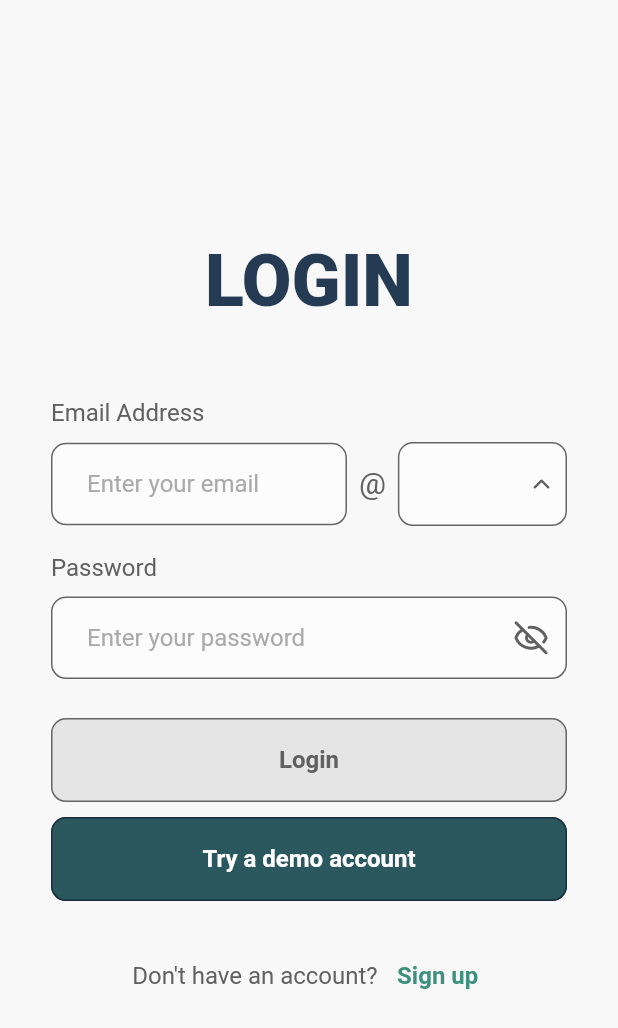
After one commit to NebiusXNVIDIA-Global-AI-Hackathon/Dwell-FE, a Flutter app: the LoginPage screen opened by its route, on a phone screen of 412 x 824 dp. The commit adds this screen. Shown: the top 1028 px of the screen. Run offline on Flutter 3.47's test engine with Material 3 defaults, Android fonts, the phone set to English and light mode, and no system bars; our stand-ins replace camera, file_picker, flutter_riverpod, flutter_slidable, flutter_svg, go_router and 5 more; missing offline and left inert: dart:js_interop, fquery, fquery_core, record, video_thumbnail_gen; Roboto replaces fonts that are missing (Pretendard Variable); project files that could hold a hidden picture were left out.

Commit message:
✨ Feat: implement Login UI and form interactions

```diff
--- a/lib/core/router.dart
+++ b/lib/core/router.dart
@@ -10,6 +10,7 @@ import '../features/assistant/pages/bring_in_case_page.dart';
 import '../features/assistant/pages/chat_page.dart';
 import '../features/cases/pages/cases_page.dart';
 import '../features/splash/splash_page.dart';
+import '../features/auth/pages/login_page.dart';
 import '../features/cases/pages/case_creation_page.dart';
 import '../features/cases/pages/analyzing_evidence_page.dart';
 import '../features/cases/models/evidence_analysis_input.dart';
@@ -21,9 +22,12 @@ import '../features/cases/controllers/mock_evidence_check_controller.dart'
 import 'layouts/main_layout.dart';
 
 // 화면 추가 시 여기 GoRoute 도 추가
+// Supply the real startup completion policy when it is defined. No timer yet.
+final splashCompletionProvider = Provider<Future<void>?>((ref) => null);
+
 final routerProvider = Provider<GoRouter>((ref) {
   final router = GoRouter(
-    // Splash stays visible until the future Login flow is connected.
+    // Splash stays visible until the startup completion signal is supplied.
     initialLocation: '/splash',
     debugLogDiagnostics: true,
     routes: [
@@ -33,7 +37,15 @@ final routerProvider = Provider<GoRouter>((ref) {
       GoRoute(
         path: '/splash',
         name: 'splash',
-        builder: (context, state) => const SplashPage(),
+        builder: (context, state) => SplashPage(
+          ready: ref.read(splashCompletionProvider),
+          onCompleted: () => context.goNamed('login'),
+        ),
+      ),
+      GoRoute(
+        path: '/login',
+        name: 'login',
+        builder: (context, state) => const LoginPage(),
       ),
       // 케이스 등록 페이지
       GoRoute(
--- /dev/null
+++ b/lib/features/auth/pages/login_page.dart
@@ -0,0 +1,65 @@
+import 'package:flutter/services.dart';
+import 'package:material_ui/material_ui.dart';
+
+import '../widgets/login_form.dart';
+
+class LoginPage extends StatelessWidget {
+  const LoginPage({super.key, this.onLogin, this.onDemo, this.onSignUp});
+  final Future<void> Function(String email, String password)? onLogin;
+  final Future<void> Function()? onDemo;
+  final VoidCallback? onSignUp;
+
+  @override
+  Widget build(BuildContext context) {
+    final top =
+        (MediaQuery.sizeOf(context).height * .195 -
+                MediaQuery.paddingOf(context).top)
+            .clamp(24.0, 164.0);
+    return AnnotatedRegion<SystemUiOverlayStyle>(
+      value: const SystemUiOverlayStyle(
+        statusBarColor: Colors.transparent,
+        statusBarIconBrightness: Brightness.dark,
+        statusBarBrightness: Brightness.light,
+        systemNavigationBarColor: Color(0xFFF8F8F8),
+        systemNavigationBarIconBrightness: Brightness.dark,
+        systemStatusBarContrastEnforced: false,
+        systemNavigationBarContrastEnforced: false,
+      ),
+      child: Scaffold(
+        backgroundColor: const Color(0xFFF8F8F8),
+        body: SafeArea(
+          child: SingleChildScrollView(
+            keyboardDismissBehavior: ScrollViewKeyboardDismissBehavior.onDrag,
+            padding: EdgeInsets.fromLTRB(34, top, 34, 40),
+            child: Center(
+              child: ConstrainedBox(
+                constraints: const BoxConstraints(maxWidth: 400),
+                child: Column(
+                  crossAxisAlignment: CrossAxisAlignment.stretch,
+                  children: [
+                    const Text(
+                      'LOGIN',
+                      textAlign: TextAlign.center,
+                      style: TextStyle(
+                        color: Color(0xFF243B53),
+                        fontSize: 48,
+                        fontWeight: FontWeight.w800,
+                        height: 1.1,
+                      ),
+                    ),
+                    const SizedBox(height: 52),
+                    LoginForm(
+                      onLogin: onLogin,
+                      onDemo: onDemo,
+                      onSignUp: onSignUp,
+                    ),
+                  ],
+                ),
+              ),
+            ),
+          ),
+        ),
+      ),
+    );
+  }
+}
--- /dev/null
+++ b/lib/features/auth/widgets/email_domain_dropdown.dart
@@ -0,0 +1,140 @@
+import 'package:lucide_icons_flutter/lucide_icons.dart';
+import 'package:material_ui/material_ui.dart';
+
+class EmailDomainDropdown extends StatefulWidget {
+  const EmailDomainDropdown({
+    super.key,
+    required this.value,
+    required this.onChanged,
+    this.enabled = true,
+  });
+  final String? value;
+  final ValueChanged<String> onChanged;
+  final bool enabled;
+  static const domains = ['naver.com', 'daum.net', 'google.com'];
+
+  @override
+  State<EmailDomainDropdown> createState() => _EmailDomainDropdownState();
+}
+
+class _EmailDomainDropdownState extends State<EmailDomainDropdown> {
+  final _menu = MenuController();
+  final _focus = FocusNode(debugLabel: 'Email domain');
+  bool _open = false;
+
+  @override
+  void didUpdateWidget(covariant EmailDomainDropdown oldWidget) {
+    super.didUpdateWidget(oldWidget);
+    if (!widget.enabled && _menu.isOpen) _menu.close();
+  }
+
+  @override
+  void dispose() {
+    _focus.dispose();
+    super.dispose();
+  }
+
+  @override
+  Widget build(BuildContext context) => LayoutBuilder(
+    builder: (context, constraints) {
+      final width = constraints.maxWidth;
+      return MenuAnchor(
+        controller: _menu,
+        childFocusNode: _focus,
+        useRootOverlay: true,
+        consumeOutsideTap: true,
+        crossAxisUnconstrained: false,
+        onOpen: () => setState(() => _open = true),
+        onClose: () {
+          if (mounted) setState(() => _open = false);
+        },
+        style: MenuStyle(
+          alignment: Alignment.bottomLeft,
+          fixedSize: WidgetStatePropertyAll(Size.fromWidth(width)),
+          padding: const WidgetStatePropertyAll(EdgeInsets.zero),
+          backgroundColor: const WidgetStatePropertyAll(Color(0xFFFCFCFC)),
+          surfaceTintColor: const WidgetStatePropertyAll(Colors.transparent),
+          side: const WidgetStatePropertyAll(
+            BorderSide(color: Color(0xFF666666)),
+          ),
+          shape: WidgetStatePropertyAll(
+            RoundedRectangleBorder(borderRadius: BorderRadius.circular(10)),
+          ),
+          elevation: const WidgetStatePropertyAll(0),
+        ),
+        menuChildren: [
+          for (final domain in EmailDomainDropdown.domains) ...[
+            if (domain != EmailDomainDropdown.domains.first)
+              const Divider(height: 1, color: Color(0xFFAAAAAA)),
+            MenuItemButton(
+              onPressed: () {
+                _menu.close();
+                widget.onChanged(domain);
+              },
+              style: const ButtonStyle(
+                minimumSize: WidgetStatePropertyAll(Size(0, 44)),
+                padding: WidgetStatePropertyAll(
+                  EdgeInsets.symmetric(horizontal: 8, vertical: 10),
+                ),
+                foregroundColor: WidgetStatePropertyAll(Color(0xFF606060)),
+                textStyle: WidgetStatePropertyAll(
+                  TextStyle(fontFamily: 'Pretendard Variable', fontSize: 16),
+                ),
+                overlayColor: WidgetStatePropertyAll(Colors.transparent),
+                splashFactory: NoSplash.splashFactory,
+              ),
+              child: Text(domain, softWrap: true),
+            ),
+          ],
+        ],
+        builder: (_, _, _) => Semantics(
+          expanded: _open,
+          child: OutlinedButton(
+            key: const ValueKey('email-domain'),
+            focusNode: _focus,
+            onPressed: widget.enabled
+                ? () {
+                    _menu.isOpen ? _menu.close() : _menu.open();
+                  }
+                : null,
+            style:
+                OutlinedButton.styleFrom(
+                  minimumSize: const Size(0, 56),
+                  padding: const EdgeInsets.symmetric(
+                    horizontal: 8,
+                    vertical: 12,
+                  ),
+                  foregroundColor: const Color(0xFF606060),
+                  backgroundColor: const Color(0xFFFCFCFC),
+                  side: const BorderSide(color: Color(0xFF666666)),
+                  shape: RoundedRectangleBorder(
+                    borderRadius: BorderRadius.circular(10),
+                  ),
+                  splashFactory: NoSplash.splashFactory,
+                ).copyWith(
+                  overlayColor: const WidgetStatePropertyAll(
+                    Colors.transparent,
+                  ),
+                ),
+            child: Row(
+              children: [
+                Expanded(
+                  child: Text(
+                    widget.value ?? '',
+                    style: const TextStyle(fontSize: 16),
+                    softWrap: true,
+                  ),
+                ),
+                Icon(
+                  _open ? LucideIcons.chevronDown : LucideIcons.chevronUp,
+                  size: 18,
+                  semanticLabel: 'Choose email domain',
+                ),
+              ],
+            ),
+          ),
+        ),
+      );
+    },
+  );
+}
--- /dev/null
+++ b/lib/features/auth/widgets/login_form.dart
@@ -0,0 +1,320 @@
+import 'package:lucide_icons_flutter/lucide_icons.dart';
+import 'package:material_ui/material_ui.dart';
+
+import 'email_domain_dropdown.dart';
+
+/// Integration hooks never create a session or navigate on their own.
+class LoginForm extends StatefulWidget {
+  const LoginForm({super.key, this.onLogin, this.onDemo, this.onSignUp});
+  final Future<void> Function(String email, String password)? onLogin;
+  final Future<void> Function()? onDemo;
+  final VoidCallback? onSignUp;
+
+  @override
+  State<LoginForm> createState() => _LoginFormState();
+}
+
+class _LoginFormState extends State<LoginForm> {
+  final _email = TextEditingController();
+  final _password = TextEditingController();
+  String? _domain;
+  bool _hidden = true;
+  bool _busy = false;
+  String? _notice;
+
+  bool get _valid {
+    final local = _email.text.trim();
+    return _domain != null &&
+        RegExp(
+          r'^[a-zA-Z0-9!#$%&\x27*+/=?^_`{|}~-]+(?:\.[a-zA-Z0-9!#$%&\x27*+/=?^_`{|}~-]+)*$',
+        ).hasMatch(local) &&
+        _password.text.trim().isNotEmpty;
+  }
+
+  Future<void> _run(Future<void> Function()? action, String unavailable) async {
+    if (_busy) return;
+    FocusManager.instance.primaryFocus?.unfocus();
+    if (action == null) {
+      setState(() => _notice = unavailable);
+      return;
+    }
+    setState(() {
+      _busy = true;
+      _notice = null;
+    });
+    try {
+      await action();
+    } catch (_) {
+      if (mounted) {
+        setState(
+          () => _notice = 'Unable to complete this request. Please try again.',
+        );
+      }
+    } finally {
+      if (mounted) setState(() => _busy = false);
+    }
+  }
+
+  @override
+  void dispose() {
+    _email.dispose();
+    _password.dispose();
+    super.dispose();
+  }
+
+  InputDecoration _decoration(String hint, {Widget? suffix}) => InputDecoration(
+    hintText: hint,
+    hintStyle: const TextStyle(
+      color: Color(0xFFAAAAAA),
+      fontSize: 16,
+      height: 1.2,
+    ),
+    filled: true,
+    fillColor: const Color(0xFFFCFCFC),
+    contentPadding: const EdgeInsets.symmetric(horizontal: 20, vertical: 18),
+    border: OutlineInputBorder(
+      borderRadius: BorderRadius.circular(10),
+      borderSide: const BorderSide(color: Color(0xFF666666)),
+    ),
+    enabledBorder: OutlineInputBorder(
+      borderRadius: BorderRadius.circular(10),
+      borderSide: const BorderSide(color: Color(0xFF666666)),
+    ),
+    focusedBorder: OutlineInputBorder(
+      borderRadius: BorderRadius.circular(10),
+      borderSide: const BorderSide(color: Color(0xFF243B53)),
+    ),
+    suffixIcon: suffix,
+  );
+
+  Widget _button(
+    String label,
+    VoidCallback? action,
+    Color color,
+    Color pressed, {
+    Key? key,
+  }) => FilledButton(
+    key: key,
+    onPressed: action,
+    style: ButtonStyle(
+      minimumSize: const WidgetStatePropertyAll(Size.fromHeight(56)),
+      padding: const WidgetStatePropertyAll(
+        EdgeInsets.symmetric(horizontal: 16, vertical: 16),
+      ),
+      backgroundColor: WidgetStateProperty.resolveWith(
+        (states) => states.contains(WidgetState.disabled)
+            ? const Color(0xFFE5E5E5)
+            : states.contains(WidgetState.pressed)
+            ? pressed
+            : color,
+      ),
+      foregroundColor: WidgetStateProperty.resolveWith(
+        (states) => states.contains(WidgetState.disabled)
+            ? const Color(0xFF606060)
+            : Colors.white,
+      ),
+      overlayColor: const WidgetStatePropertyAll(Colors.transparent),
+      splashFactory: NoSplash.splashFactory,
+      elevation: const WidgetStatePropertyAll(0),
+      side: WidgetStateProperty.resolveWith(
+        (states) => BorderSide(
+          color: states.contains(WidgetState.disabled)
+              ? const Color(0xFF666666)
+              : const Color(0xFF192D3C),
+        ),
+      ),
+      shape: WidgetStatePropertyAll(
+        RoundedRectangleBorder(borderRadius: BorderRadius.circular(10)),
+      ),
+      textStyle: const WidgetStatePropertyAll(
+        TextStyle(
+          fontFamily: 'Pretendard Variable',
+          fontSize: 16,
+          fontWeight: FontWeight.w700,
+        ),
+      ),
+    ),
+    child: Text(label, textAlign: TextAlign.center),
+  );
+
+  @override
+  Widget build(BuildContext context) => AutofillGroup(
+    child: Column(
+      crossAxisAlignment: CrossAxisAlignment.stretch,
+      children: [
+        const Text(
+          'Email Address',
+          style: TextStyle(color: Color(0xFF606060), fontSize: 16, height: 1.2),
+        ),
+        const SizedBox(height: 10),
+        Row(
+          crossAxisAlignment: CrossAxisAlignment.center,
+          children: [
+            Expanded(
+              flex: 7,
+              child: TextField(
+                key: const ValueKey('login-email'),
+                controller: _email,
+                enabled: !_busy,
+                autocorrect: false,
+                enableSuggestions: false,
+                keyboardType: TextInputType.emailAddress,
+                textInputAction: TextInputAction.next,
+                style: const TextStyle(fontSize: 16, height: 1.2),
+                decoration: _decoration('Enter your email'),
+                onChanged: (_) => setState(() => _notice = null),
+              ),
+            ),
+            const Padding(
+              padding: EdgeInsets.symmetric(horizontal: 8),
+              child: Text(
+                '@',
+                style: TextStyle(color: Color(0xFF606060), fontSize: 20),
+              ),
+            ),
+            Expanded(
+              flex: 4,
+              child: EmailDomainDropdown(
+                value: _domain,
+                enabled: !_busy,
+                onChanged: (domain) => setState(() {
+                  _domain = domain;
+                  _notice = null;
+                }),
+              ),
+            ),
+          ],
+        ),
+        const SizedBox(height: 18),
+        const Text(
+          'Password',
+          style: TextStyle(color: Color(0xFF606060), fontSize: 16, height: 1.2),
+        ),
+        const SizedBox(height: 10),
+        TextField(
+          key: const ValueKey('login-password'),
+          controller: _password,
+          enabled: !_busy,
+          obscureText: _hidden,
+          autocorrect: false,
+          enableSuggestions: false,
+          autofillHints: const [AutofillHints.password],
+          textInputAction: TextInputAction.done,
+          style: const TextStyle(fontSize: 16, height: 1.2),
+          onChanged: (_) => setState(() => _notice = null),
+          onSubmitted: (_) {
+            if (_valid && !_busy) _submit();
+          },
+          decoration: _decoration(
+            'Enter your password',
+            suffix: IconButton(
+              tooltip: _hidden ? 'Show password' : 'Hide password',
+              onPressed: _busy
+                  ? null
+                  : () => setState(() => _hidden = !_hidden),
+              icon: Icon(
+                _hidden ? LucideIcons.eyeOff : LucideIcons.eye,
+                color: const Color(0xFF606060),
+                size: 24,
+              ),
+              style: const ButtonStyle(
+                overlayColor: WidgetStatePropertyAll(Colors.transparent),
+                splashFactory: NoSplash.splashFactory,
+              ),
+            ),
+          ),
+        ),
+        const SizedBox(height: 26),
+        _button(
+          'Login',
+          _valid && !_busy ? _submit : null,
+          const Color(0xFF243B53),
+          const Color(0xFF506477),
+          key: const ValueKey('login-submit'),
+        ),
+        const SizedBox(height: 10),
+        _button(
+          'Try a demo account',
+          _busy
+              ? null
+              : () => _run(widget.onDemo, 'Demo mode is not connected yet.'),
+          const Color(0xFF2B575F),
+          const Color(0xFF527078),
+          key: const ValueKey('login-demo'),
+        ),
+        if (_busy)
+          const Padding(
+            padding: EdgeInsets.only(top: 16),
+            child: Center(
+              child: SizedBox(
+                width: 20,
+                height: 20,
+                child: CircularProgressIndicator(strokeWidth: 2),
+              ),
+            ),
+          ),
+        if (_notice != null)
+          Padding(
+            padding: const EdgeInsets.only(top: 16),
+            child: Semantics(
+              liveRegion: true,
+              child: Text(
+                _notice!,
+                textAlign: TextAlign.center,
+                style: const TextStyle(color: Color(0xFF606060)),
+              ),
+            ),
+          ),
+        const SizedBox(height: 26),
+        Wrap(
+          alignment: WrapAlignment.center,
+          crossAxisAlignment: WrapCrossAlignment.center,
+          spacing: 8,
+          children: [
+            const Text(
+              "Don't have an account?",
+              style: TextStyle(fontSize: 16, color: Color(0xFF606060)),
+            ),
+            TextButton(
+              onPressed: _busy
+                  ? null
+                  : () {
+                      if (widget.onSignUp != null) {
+                        widget.onSignUp!();
+                      } else {
+                        setState(
+                          () => _notice = 'Sign up is not connected yet.',
+                        );
+                      }
+                    },
+              style: const ButtonStyle(
+                padding: WidgetStatePropertyAll(EdgeInsets.zero),
+                foregroundColor: WidgetStatePropertyAll(Color(0xFF3D907E)),
+                overlayColor: WidgetStatePropertyAll(Colors.transparent),
+                splashFactory: NoSplash.splashFactory,
+                textStyle: WidgetStatePropertyAll(
+                  TextStyle(
+                    fontFamily: 'Pretendard Variable',
+                    fontSize: 16,
+                    fontWeight: FontWeight.w700,
+                  ),
+                ),
+              ),
+              child: const Text('Sign up'),
+            ),
+          ],
+        ),
+      ],
+    ),
+  );
+
+  void _submit() {
+    if (!_valid || _busy) return;
+    final email = '${_email.text.trim()}@$_domain';
+    final password = _password.text;
+    _run(
+      widget.onLogin == null ? null : () => widget.onLogin!(email, password),
+      'Login is not connected yet.',
+    );
+  }
+}
--- a/lib/features/splash/splash_page.dart
+++ b/lib/features/splash/splash_page.dart
@@ -2,8 +2,45 @@ import 'package:material_ui/material_ui.dart';
 import 'package:flutter/services.dart';
 import 'package:flutter_svg/flutter_svg.dart';
 
-class SplashPage extends StatelessWidget {
-  const SplashPage({super.key});
+class SplashPage extends StatefulWidget {
+  const SplashPage({super.key, this.ready, this.onCompleted});
+
+  /// No default timer: the app's startup policy supplies this completion signal.
+  final Future<void>? ready;
+  final VoidCallback? onCompleted;
+
+  @override
+  State<SplashPage> createState() => _SplashPageState();
+}
+
+class _SplashPageState extends State<SplashPage> {
+  bool _completed = false;
+
+  @override
+  void initState() {
+    super.initState();
+    _waitForReady();
+  }
+
+  @override
+  void didUpdateWidget(covariant SplashPage oldWidget) {
+    super.didUpdateWidget(oldWidget);
+    if (oldWidget.ready != widget.ready) _waitForReady();
+  }
+
+  Future<void> _waitForReady() async {
+    final ready = widget.ready;
+    if (ready == null || _completed) return;
+    try {
+      await ready;
+      if (mounted && ready == widget.ready && !_completed) {
+        _completed = true;
+        widget.onCompleted?.call();
+      }
+    } catch (_) {
+      // An unsuccessful startup must not advance to Login.
+    }
+  }
 
   @override
   Widget build(BuildContext context) {
```
Also changed, not shown: 1 other file.
